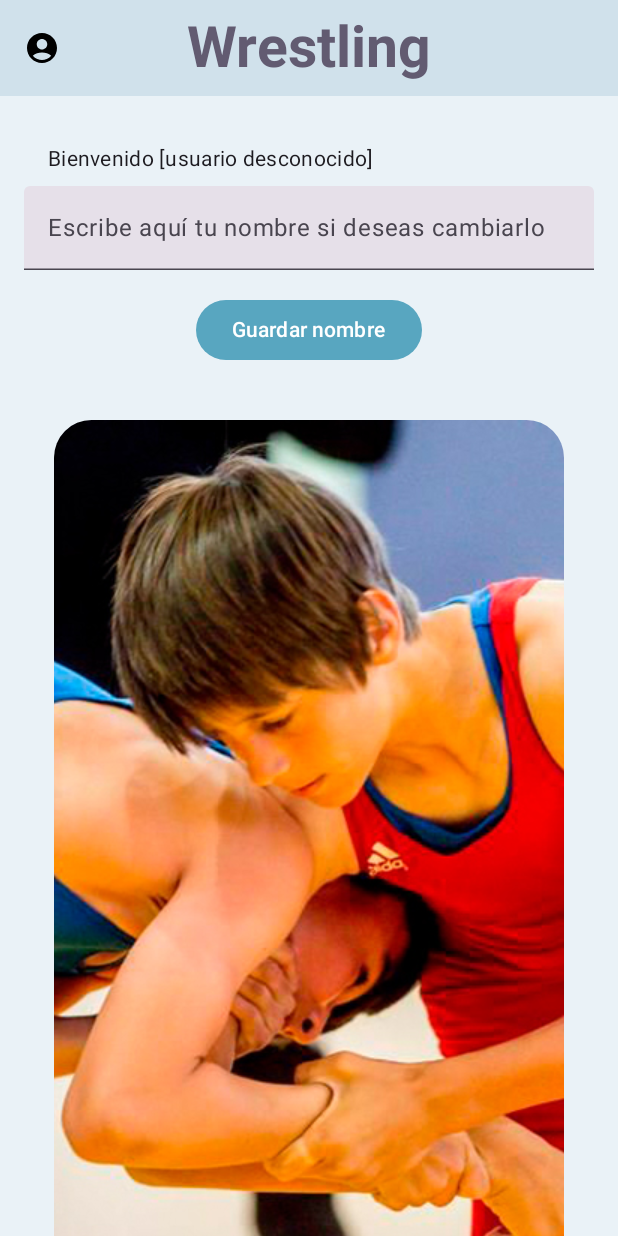
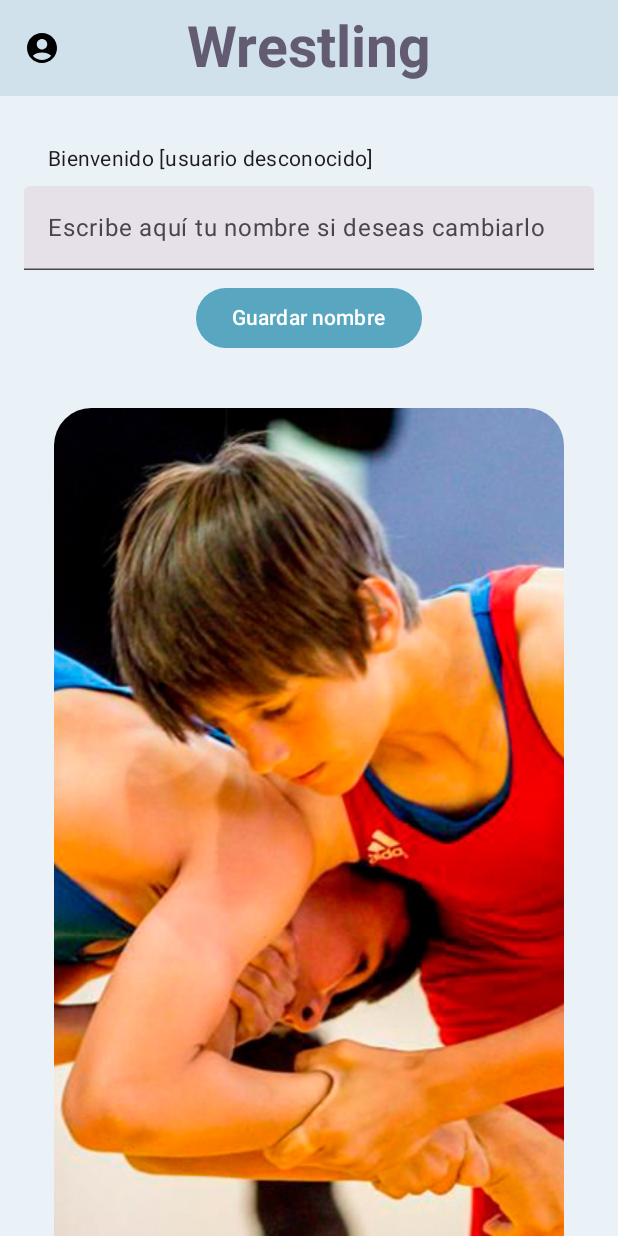
Before and after one commit to Carlos-Garcia-Alonso/Programacion-Multimedia-y-Dispositivos-Moviles, an Android app built with Jetpack Compose: the screen it shows after launch (MainActivity), on a phone screen of 412 x 824 dp. Run offline under Robolectric (Android 15) with nearby library versions, the phone set to English and light mode, and no system bars; our stand-ins replace Dagger/Hilt's generated code, Room's generated code; pictures from the network do not load.

```diff
--- a/app/src/main/java/com/carlosgarciaalonso/wrestlingapp/ui/MainActivity.kt
+++ b/app/src/main/java/com/carlosgarciaalonso/wrestlingapp/ui/MainActivity.kt
@@ -352,9 +352,6 @@ fun MainScreen(tecnicas: List<Tecnica>, onclick: (String) -> Unit) {
                     // Añado paddings personalizados:
                     modifier = Modifier.padding(start = 32.dp, end = 32.dp, top = 32.dp)
                 )
-                Spacer(modifier = Modifier.height(8.dp))   // Separación con las imágenes
-
-                OtroUsuario()
 
                 Spacer(modifier = Modifier.height(16.dp))   // Separación con las imágenes
 
@@ -605,13 +602,13 @@ fun PantallaChuckNorris(
                 )
                 Spacer(modifier = Modifier.height(16.dp))
 
-                when (state){
+                when (val current = state){
                     is ChuckNorrisState.Loading -> {
                         // Mostrar un indicador de carga
                         CircularProgressIndicator(modifier = Modifier.align(Alignment.CenterHorizontally))
                     }
                     is ChuckNorrisState.Success -> {
-                        val broma = (state as ChuckNorrisState.Success).joke
+                        val broma = current.joke
                         Text(
                             modifier = Modifier.align(Alignment.CenterHorizontally)
                                 .padding(15.dp),
@@ -631,7 +628,7 @@ fun PantallaChuckNorris(
                         )
                     }
                     is ChuckNorrisState.Error -> {
-                        val error = (state as ChuckNorrisState.Error).error
+                        val error = current.error
                         Text(
                             modifier = Modifier.align(Alignment.CenterHorizontally)
                                 .padding(15.dp),
@@ -664,7 +661,10 @@ fun PantallaChuckNorris(
 // Funcion para añadir texto con unas propiedades concretas
 fun AddText(modifier: Modifier = Modifier, viewModel : UsuarioViewModel = hiltViewModel())  {
     val state by viewModel.state.collectAsState()
-
+    var nombre by rememberSaveable { mutableStateOf("") }
+    Column(modifier = Modifier.fillMaxSize(),
+        verticalArrangement = Arrangement.Top,
+        horizontalAlignment = Alignment.CenterHorizontally){
         when(state) {
             is UsuarioState.Loading -> {
 
@@ -704,14 +704,8 @@ fun AddText(modifier: Modifier = Modifier, viewModel : UsuarioViewModel = hiltVi
                 )
             }
         }
-}
 
-@Composable
-fun OtroUsuario (viewModel : UsuarioViewModel = hiltViewModel()){
-    var nombre by rememberSaveable { mutableStateOf("") }
-    Column(modifier = Modifier.fillMaxSize(),
-            verticalArrangement = Arrangement.Top,
-            horizontalAlignment = Alignment.CenterHorizontally){
+        Spacer(modifier = Modifier.height(8.dp))
 
         TextField(modifier = Modifier.fillMaxWidth()
             .padding(start = 16.dp, end = 16.dp),
@@ -728,7 +722,7 @@ fun OtroUsuario (viewModel : UsuarioViewModel = hiltViewModel()){
 
             }
         )
-        Spacer(modifier = Modifier.padding(8.dp))
+        Spacer(modifier = Modifier.height(8.dp))
         Button(
             onClick = {
                 viewModel.onChange(nombre)
@@ -737,11 +731,8 @@ fun OtroUsuario (viewModel : UsuarioViewModel = hiltViewModel()){
         ) {
             Text(color = Color.White, text = "Guardar nombre")
         }
-
     }
 }
-
-
 
 @Composable //Utilizamos Composable para decir que estamos definiendo una UI
 //Esta es la función que genera los contenedores de imagen + texto
--- a/app/src/main/java/com/carlosgarciaalonso/wrestlingapp/ui/viewmodels/UsuarioViewModel.kt
+++ b/app/src/main/java/com/carlosgarciaalonso/wrestlingapp/ui/viewmodels/UsuarioViewModel.kt
@@ -45,7 +45,7 @@ class UsuarioViewModel @Inject constructor(
 
                 _state.value = UsuarioState.Success(getUsuario())
 
-            } catch (e:Error){
+            } catch (e:Exception){
                 _state.value = UsuarioState.Error("Error al acceder al usuario: $e")
             }
 
```
Also changed, not shown: 1 other file. Lines whose indentation alone changed are shown as unchanged.
